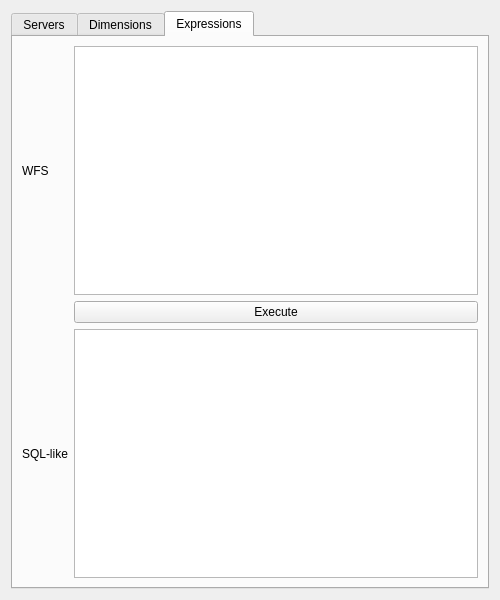
First picture: the form in ui/sdmx_dialog_base.ui, repository lmorandini/SDMXPlugin, before the edit.
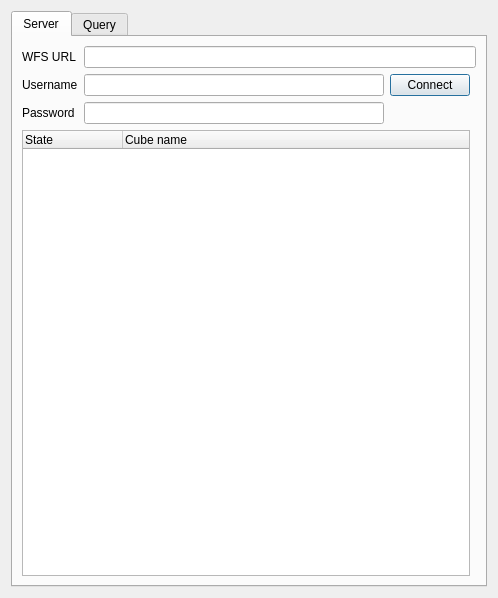
Second picture: the form after the edit. The open tabs and pages were chosen to show the change.

Commit message: [AUR-6505] Upgrade QGIS SDMX Plugin from QGIS2 to QGIS3 - Simplified layout (got rid of WFS request text box) - Refactored the GetFeature request

Patch:
```diff
--- a/ui/sdmx_dialog_base.ui
+++ b/ui/sdmx_dialog_base.ui
@@ -6,8 +6,8 @@
       <rect>
         <x>0</x>
         <y>0</y>
-        <width>500</width>
-        <height>600</height>
+    <width>498</width>
+    <height>598</height>
       </rect>
     </property>
     <property name="sizePolicy">
@@ -30,7 +30,7 @@
 
           <widget class="QWidget" name="tabConnections">
             <attribute name="title">
-              <string>Servers</string>
+       <string>Server</string>
             </attribute>
             <layout class="QGridLayout" name="gridLayout">
               <item row="0" column="0">
@@ -92,7 +92,7 @@
                     <bool>false</bool>
                   </property>
                   <property name="sortingEnabled">
-                    <bool>False</bool>
+          <bool>false</bool>
                   </property>
                   <property name="allColumnsShowFocus">
                     <bool>true</bool>
@@ -117,9 +117,26 @@
 
           <widget class="QWidget" name="tabDimensions">
             <attribute name="title">
-              <string>Dimensions</string>
+       <string>Query</string>
             </attribute>
             <layout class="QGridLayout" name="gridLayout">
+       <item row="3" column="1">
+        <widget class="QTextEdit" name="cqlExpr">
+         <property name="maximumSize">
+          <size>
+           <width>16777215</width>
+           <height>60</height>
+          </size>
+         </property>
+        </widget>
+       </item>
+       <item row="3" column="2">
+        <widget class="QPushButton" name="btnExecute">
+         <property name="text">
+          <string>Execute Query</string>
+         </property>
+        </widget>
+       </item>
               <item row="2" column="0" colspan="3">
                 <widget class="QTreeWidget" name="treeDimensions">
                   <property name="toolTip">
@@ -166,51 +183,11 @@
               </item>
             </layout>
           </widget>
-
-          <widget class="QWidget" name="tabExpressions">
-            <attribute name="title">
-              <string>Expressions</string>
-            </attribute>
-            <layout class="QGridLayout" name="gridLayout">
-              <item row="1" column="1" colSpan="1">
-                <widget class="QLabel" name="label_2">
-                  <property name="text">
-                    <string>WFS</string>
-                  </property>
-                </widget>
-              </item>
-              <item row="1" column="2" colSpan="3">
-                <widget class="QTextEdit" name="wfsExpr"
-                  readOnly="true" />
-              </item>
-              <item row="2" column="2" colSpan="3">
-                <widget class="QPushButton" name="btnExecute">
-                  <property name="text">
-                    <string>Execute</string>
-                  </property>
-                </widget>
-              </item>
-              <item row="3" column="1" colSpan="1">
-                <widget class="QLabel" name="label_3">
-                  <property name="text">
-                    <string>SQL-like</string>
-                  </property>
-                </widget>
-              </item>
-              <item row="3" column="2" colSpan="3">
-                <widget class="QTextEdit" name="sqlExpr"
-                  readOnly="true" />
-              </item>
-            </layout>
-          </widget>
-        </widget>
-
-      </item>
-    </layout>
-  </widget>
-
-  <resources />
-
+    </widget>
+   </item>
+  </layout>
+ </widget>
+ <resources/>
   <connections>
     <connection>
       <sender>btnConnect</sender>
```
Left out of the diff: 18 changed lines with no effect on the pictures. Lines whose indentation alone changed are shown as unchanged. The commit also changes 3 other files.
